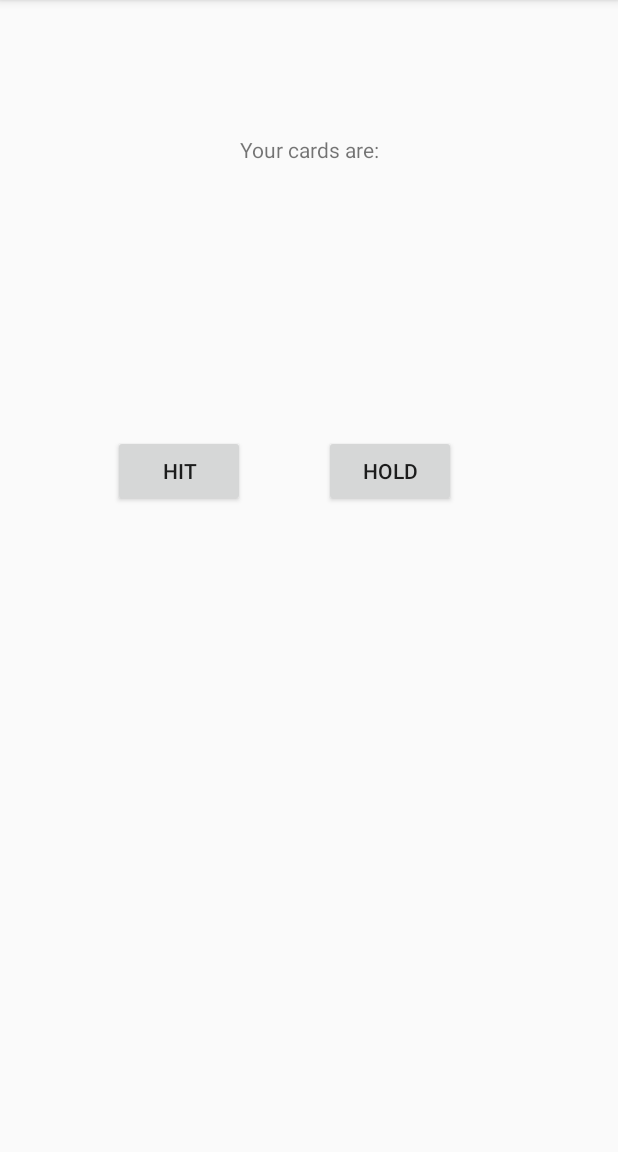
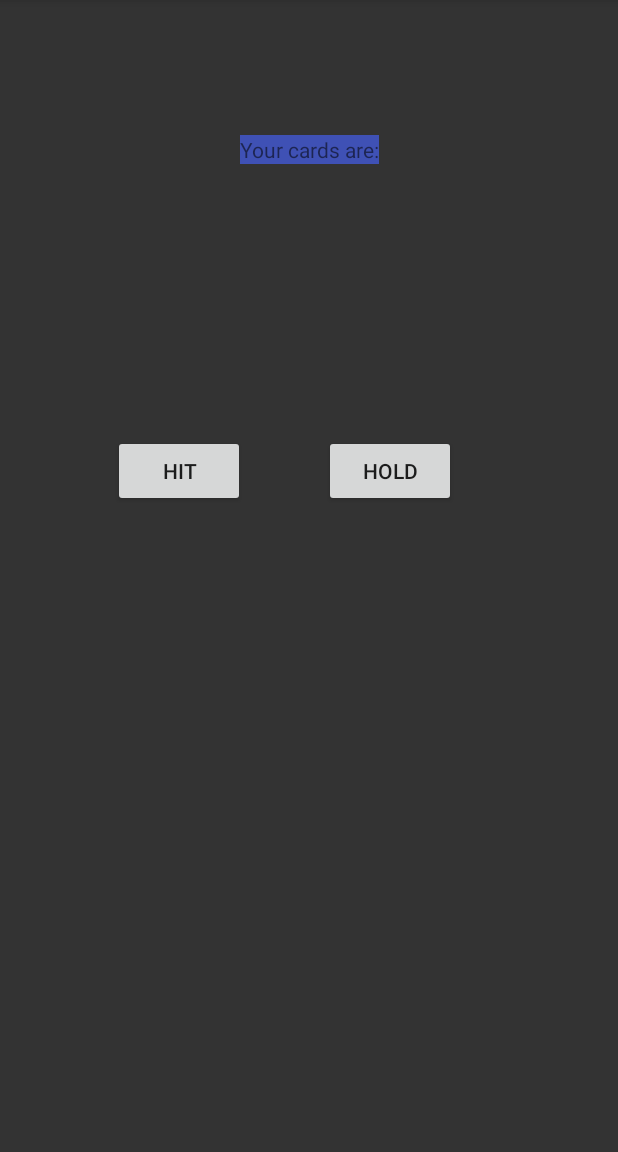
Before and after one commit to FALLENau/week_8_project_Twenty_One_Game, an Android app: the screen it shows after launch (StartPageActivity), after a tap on "HIT", on a phone screen of 412 x 824 dp, the part 84-1236 px from its top. Run offline under Robolectric (Android 15) with nearby library versions, the phone set to English and light mode, and no system bars; 7 statements that could not run were skipped.

Commit message:
before tampering

```diff
--- a/app/src/main/java/com/example/whitepaw/myblackjack/StartPageActivity.java
+++ b/app/src/main/java/com/example/whitepaw/myblackjack/StartPageActivity.java
@@ -17,33 +17,33 @@ public class StartPageActivity extends AppCompatActivity {
     protected void onCreate(Bundle savedInstanceState) {
         super.onCreate(savedInstanceState);
         setContentView(R.layout.activity_start_page);
+        game = new Game();
         game.playGame();
-        hitButton = (Button) findViewById(R.id.rock_button);
-        holdButton = (Button) findViewById(R.id.paper_button);
+        hitButton = (Button) findViewById(R.id.hit_button);
+        holdButton = (Button) findViewById(R.id.hold_button);
         resultText = (TextView) findViewById(R.id.result_text);
+        handText = (TextView) findViewById(R.id.hand_text);
     }
 
-    public void onClickHitButton(View button) {
+    public boolean onClickHitButton(View button) {
         boolean playerInput = true;
         game = new Game(game.askIfHit(Player player));
-        //String userInput = game.getPlayerInput();
-//        String computerChoice = game.generateComputersChoice();
-        String result = game.askIfHit(playerInput);
+        String result = game.countPlayerHand(Player who?);
+        String hand = game.countPlayerHand(Player who?);
 
 //        Log.d(getClass().toString(), result);
-        // Intent intent = new Intent(this, GameActivity.class);
-        // intent.putExtra("choice", userInput);
-        // startActivity(intent);
+        handText.setText((hand));
         resultText.setText((result));
-    }//Note: all commented out info is the first draft(which was wrong)
+    }
 
-    public void onClickHoldButton(View button) {
-        boolean buttonInput = false;
-        game = new Game(playerInput);
-//        String computerChoice = game.generateComputersChoice();
-        String result = game.gameLogic(computerChoice);
+    public boolean onClickHoldButton(View button) {
+        boolean playerInput = false;
+        game = new Game(game.askIfHit(playerInput));
+        String result = game.countPlayerHand(Player player);
+        String hand = game.countPlayerHand(Player player);
 
 //        Log.d(getClass().toString(), result);
+        handText.setText((hand));
         resultText.setText((result));
     }
 
--- a/app/src/main/res/layout/activity_start_page.xml
+++ b/app/src/main/res/layout/activity_start_page.xml
@@ -4,10 +4,11 @@
     xmlns:tools="http://schemas.android.com/tools"
     android:layout_width="match_parent"
     android:layout_height="match_parent"
+    android:background="@color/background"
     tools:context="com.example.whitepaw.myblackjack.StartPageActivity">
 
     <Button
-        android:id="@+id/button"
+        android:id="@+id/hit_button"
         android:layout_width="wrap_content"
         android:layout_height="wrap_content"
         android:layout_marginLeft="75dp"
@@ -18,24 +19,25 @@
         android:layout_marginTop="290dp" />
 
     <Button
-        android:id="@+id/button2"
+        android:id="@+id/hold_button"
         android:layout_width="wrap_content"
         android:layout_height="wrap_content"
         android:layout_marginLeft="8dp"
         android:layout_marginRight="8dp"
+        android:layout_marginTop="290dp"
         android:onClick="onClickHoldButton"
         android:text="Hold"
         app:layout_constraintHorizontal_bias="0.307"
-        app:layout_constraintLeft_toRightOf="@+id/button"
+        app:layout_constraintLeft_toRightOf="@+id/hit_button"
         app:layout_constraintRight_toRightOf="parent"
-        app:layout_constraintTop_toTopOf="parent"
-        android:layout_marginTop="290dp" />
+        app:layout_constraintTop_toTopOf="parent" />
 
     <TextView
-        android:id="@+id/player_cards"
+        android:id="@+id/hand_text"
         android:layout_width="wrap_content"
         android:layout_height="wrap_content"
         android:text="Your cards are:"
+        android:background="@color/colorPrimary"
         android:layout_marginLeft="8dp"
         app:layout_constraintLeft_toLeftOf="parent"
         android:layout_marginRight="8dp"
@@ -45,10 +47,11 @@
         app:layout_constraintHorizontal_bias="0.501" />
 
     <TextView
-        android:id="@+id/result_view"
+        android:id="@+id/result_text"
         android:layout_width="wrap_content"
         android:layout_height="wrap_content"
         android:layout_marginTop="72dp"
-        app:layout_constraintTop_toBottomOf="@+id/player_cards"
+        android:background="@color/colorPrimary"
+        app:layout_constraintTop_toBottomOf="@+id/hand_text"
         tools:layout_editor_absoluteX="163dp" />
 </android.support.constraint.ConstraintLayout>
--- a/app/src/main/res/values/colors.xml
+++ b/app/src/main/res/values/colors.xml
@@ -3,4 +3,5 @@
     <color name="colorPrimary">#3F51B5</color>
     <color name="colorPrimaryDark">#303F9F</color>
     <color name="colorAccent">#FF4081</color>
+    <color name="background">#333</color>
 </resources>
```
